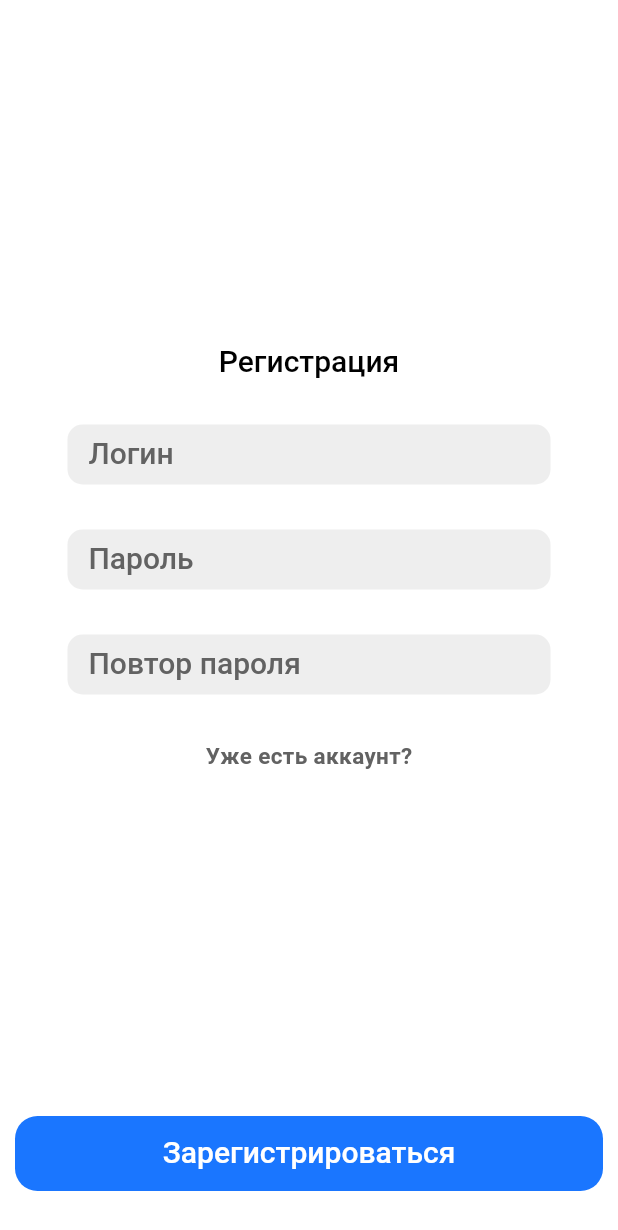
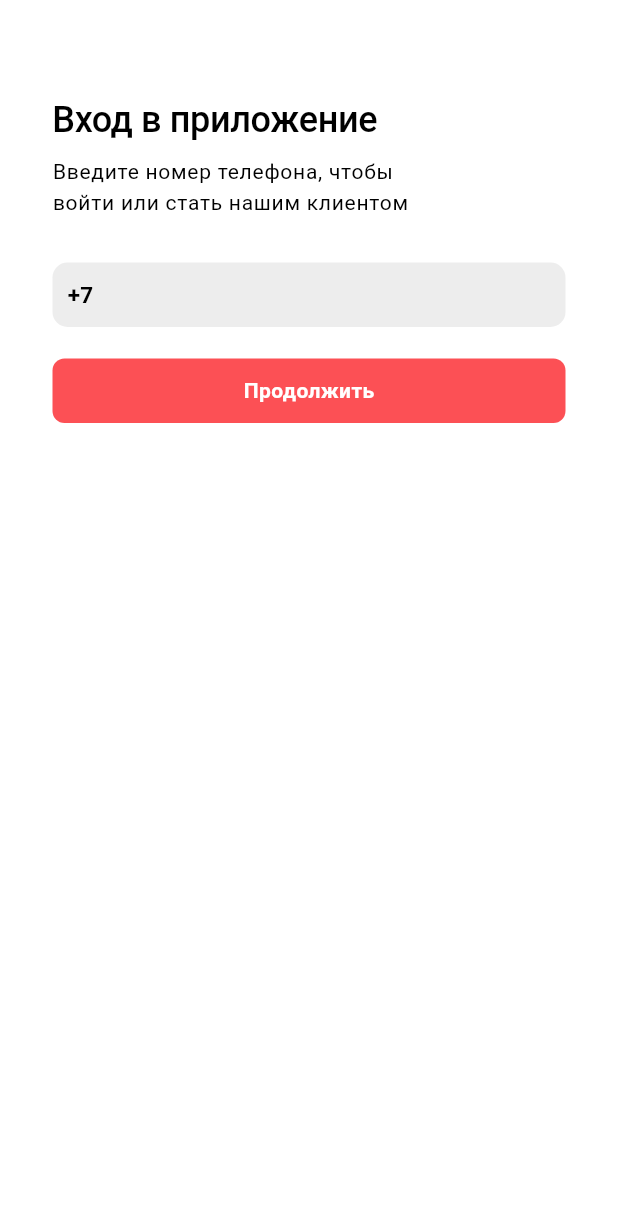
Before and after one commit to mikairyuu/SCBInvestApp, a Flutter app: the AuthPage screen opened by its route, on a phone screen of 412 x 824 dp. Shown: the top 1230 px of the screen. Run offline on Flutter 3.47's test engine with Material 2 defaults, Android fonts, the phone set to English and light mode, and no system bars; our stand-ins replace auto_route, cached_network_image, dio, flutter_riverpod, flutter_secure_storage, flutter_svg and 4 more; accounts and stored records are empty; generated files the repository leaves out were written again.

Commit message:
scb: implement greeting and auth pages

```diff
--- a/lib/services/http/http_client.dart
+++ b/lib/services/http/http_client.dart
@@ -2,7 +2,6 @@ import 'package:dio/dio.dart';
 import 'package:flutter_riverpod/flutter_riverpod.dart';
 import 'package:scb_app/constants.dart';
 import 'package:scb_app/domain/entity/request/auth_request.dart';
-import 'package:scb_app/domain/entity/response/paged_response.dart';
 import 'package:scb_app/domain/entity/response/response_wrap.dart';
 import 'package:scb_app/services/storage/secure_storage_service.dart';
 import 'package:retrofit/http.dart';
--- a/lib/ui/component/button/common_button.dart
+++ b/lib/ui/component/button/common_button.dart
@@ -16,10 +16,13 @@ class CommonButton extends StatelessWidget {
 
   final bool enabled;
 
+  final double? width;
+
   const CommonButton(
       {super.key,
       required this.onTap,
       required this.text,
+      this.width,
       this.enabled = true,
       this.loading = false,
       this.color,
@@ -29,10 +32,9 @@ class CommonButton extends StatelessWidget {
   @override
   Widget build(BuildContext context) {
     return SizedBox(
-        height: 50,
+        height: 43,
         child: Material(
-          shape:
-              RoundedRectangleBorder(borderRadius: BorderRadius.circular(15)),
+          shape: RoundedRectangleBorder(borderRadius: BorderRadius.circular(8)),
           color: loading
               ? context.colorScheme.primaryContainer
               : (enabled
@@ -45,12 +47,13 @@ class CommonButton extends StatelessWidget {
                   child: Padding(
                       padding: const EdgeInsets.symmetric(horizontal: 20),
                       child: Row(
-                          mainAxisAlignment: centerText
-                              ? MainAxisAlignment.center
-                              : MainAxisAlignment.start,
+                          mainAxisAlignment: MainAxisAlignment.center,
                           children: [
                             Text(text,
-                                style: context.textTheme.headline2!.apply(
+                                style: TextStyle(
+                                    fontSize: 14,
+                                    fontWeight: FontWeight.lerp(
+                                        FontWeight.w600, FontWeight.w700, 0.45),
                                     color: context.colorScheme.onPrimary)),
                           ])),
                 ),
--- a/lib/ui/component/input/common_field.dart
+++ b/lib/ui/component/input/common_field.dart
@@ -1,5 +1,9 @@
 import 'package:flutter/material.dart';
+import 'package:mask_text_input_formatter/mask_text_input_formatter.dart';
 import 'package:scb_app/util.dart';
+
+var maskFormatter = MaskTextInputFormatter(
+    mask: '(###) ###-##-##', filter: {"#": RegExp(r'[0-9]')});
 
 class CommonTextField extends StatelessWidget {
   final String hintText;
@@ -10,23 +14,46 @@ class CommonTextField extends StatelessWidget {
 
   final void Function(String) onChanged;
 
+  final TextInputType? keyboardType;
+
+  final bool numberPrefix;
+
   const CommonTextField(
       {super.key,
       this.hintText = "",
       this.obscureText = false,
       this.error = false,
+      this.keyboardType,
+      this.numberPrefix = false,
       required this.onChanged});
 
   @override
   Widget build(BuildContext context) {
     return SizedBox(
-        height: 40,
+        height: 43,
         child: TextField(
+          keyboardType: keyboardType,
           onChanged: onChanged,
           obscureText: obscureText,
           autocorrect: false,
+          inputFormatters: numberPrefix ? [maskFormatter] : null,
+          smartDashesType: SmartDashesType.enabled,
           decoration: InputDecoration(
-            contentPadding: const EdgeInsets.only(left: 10),
+            prefixIconConstraints: numberPrefix
+                ? const BoxConstraints(minWidth: 0, minHeight: 0)
+                : null,
+            prefixIcon: numberPrefix
+                ? Padding(
+                    padding: const EdgeInsets.fromLTRB(10, 10, 0, 10),
+                    child: Text(
+                      '+7 ',
+                      style: TextStyle(
+                          fontSize: 15,
+                          fontWeight: FontWeight.lerp(
+                              FontWeight.w600, FontWeight.w700, 0.45)),
+                    ))
+                : null,
+            contentPadding: const EdgeInsets.only(left: 8),
             filled: true,
             fillColor: context.colorScheme.secondaryContainer,
             border: const OutlineInputBorder(
--- a/lib/ui/pages/auth/auth_page.dart
+++ b/lib/ui/pages/auth/auth_page.dart
@@ -1,10 +1,8 @@
-import 'package:auto_route/auto_route.dart';
 import 'package:flutter/material.dart';
 import 'package:flutter_riverpod/flutter_riverpod.dart';
 import 'package:scb_app/core/ui_state.dart';
 import 'package:scb_app/ui/component/button/common_button.dart';
 import 'package:scb_app/ui/component/input/common_field.dart';
-import 'package:scb_app/ui/router/main_router.gr.dart';
 import 'package:scb_app/util.dart';
 
 import 'auth_state_notifier.dart';
@@ -14,44 +12,26 @@ class AuthPage extends ConsumerWidget {
 
   @override
   Widget build(BuildContext context, WidgetRef ref) {
-    final isAuth = ref.watch(isAuthStateProvider);
     final loginText = ref.watch(loginTextProvider);
-    final pwdText = ref.watch(pwdTextProvider);
-    final pwdConfText = ref.watch(pwdConfTextProvider);
-    final authStateNotifier = ref.watch(authStateNotifierProvider.notifier);
     final uiState = ref.watch(authStateNotifierProvider);
 
     return Scaffold(
-        bottomNavigationBar: Padding(
-            padding: const EdgeInsets.fromLTRB(10, 0, 10, 30),
-            child: CommonButton(
-                loading: uiState.isLoading,
-                onTap: () {
-                  context.router.replace(const MainRoutes());
-                  // if (isAuth) {
-                  //   authStateNotifier.login();
-                  // } else {
-                  //   authStateNotifier.register();
-                  // }
-                },
-                centerText: true,
-                text: isAuth ? "Войти" : "Зарегистрироваться")),
-        body: GestureDetector(
-            behavior: HitTestBehavior.translucent,
-            onTap: () {
-              FocusManager.instance.primaryFocus?.unfocus();
-            },
+        body: SafeArea(
             child: Padding(
-                padding: const EdgeInsets.symmetric(horizontal: 45),
+                padding: const EdgeInsets.fromLTRB(35, 66, 35, 0),
                 child: Column(
-                    mainAxisAlignment: MainAxisAlignment.center,
-                    crossAxisAlignment: CrossAxisAlignment.center,
+                    crossAxisAlignment: CrossAxisAlignment.start,
                     children: [
                       Text(
-                        isAuth ? "Авторизация" : "Регистрация",
-                        style: context.textTheme.headline2,
+                        "Вход в приложение",
+                        style: context.textTheme.headline1,
                       ),
-                      const SizedBox(height: 30),
+                      const SizedBox(height: 11),
+                      Text(
+                        "Введите номер телефона, чтобы \nвойти или стать нашим клиентом ",
+                        style: context.textTheme.bodyText1,
+                      ),
+                      const SizedBox(height: 29),
                       if (uiState.isError)
                         Text(
                             uiState.error is AuthUIError
@@ -61,45 +41,18 @@ class AuthPage extends ConsumerWidget {
                                 .apply(color: Colors.red)),
                       if (uiState.isError) const SizedBox(height: 30),
                       CommonTextField(
-                        hintText: "Логин",
+                        keyboardType: TextInputType.number,
+                        numberPrefix: true,
                         onChanged: (s) =>
                             ref.read(loginTextProvider.notifier).state = s,
                         error: loginText.isEmpty &&
                             uiState.error == AuthUIError.unfilled,
                       ),
-                      const SizedBox(height: 30),
-                      CommonTextField(
-                        hintText: "Пароль",
-                        obscureText: true,
-                        onChanged: (s) =>
-                            ref.read(pwdTextProvider.notifier).state = s,
-                        error: pwdText.isEmpty &&
-                            uiState.error == AuthUIError.unfilled,
-                      ),
-                      const SizedBox(height: 30),
-                      if (!isAuth)
-                        CommonTextField(
-                          hintText: "Повтор пароля",
-                          obscureText: true,
-                          onChanged: (s) =>
-                              ref.read(pwdConfTextProvider.notifier).state = s,
-                          error: pwdConfText.isEmpty &&
-                              uiState.error == AuthUIError.unfilled,
-                        ),
-                      if (!isAuth) const SizedBox(height: 30),
-                      GestureDetector(
-                          onTap: () {
-                            authStateNotifier.toggleAuth();
-                          },
-                          child: Text(
-                            isAuth
-                                ? "Нет аккаунта? Зарегистрируйтесь"
-                                : "Уже есть аккаунт?",
-                            style: TextStyle(
-                                color: context.colorScheme.secondary,
-                                fontWeight: FontWeight.w700,
-                                fontSize: 15),
-                          ))
+                      const SizedBox(height: 21),
+                      CommonButton(
+                        onTap: () => {},
+                        text: "Продолжить",
+                      )
                     ]))));
   }
 }
--- a/lib/ui/pages/auth/auth_state_notifier.dart
+++ b/lib/ui/pages/auth/auth_state_notifier.dart
@@ -3,10 +3,8 @@ import 'package:scb_app/core/base_notifier.dart';
 import 'package:scb_app/core/ui_state.dart';
 import 'package:scb_app/domain/entity/request/auth_request.dart';
 import 'package:scb_app/domain/repository/auth_repository.dart';
-import 'package:scb_app/main.dart';
 import 'package:scb_app/services/http/http_client.dart';
 import 'package:scb_app/services/storage/secure_storage_service.dart';
-import 'package:scb_app/ui/router/main_router.gr.dart';
 
 final isAuthStateProvider = StateProvider((ref) => false);
 
--- a/lib/ui/theme.dart
+++ b/lib/ui/theme.dart
@@ -2,26 +2,29 @@ import 'package:flutter/material.dart';
 
 var scbTheme = ThemeData(
   useMaterial3: true,
-  textTheme: const TextTheme(
-          headline1: TextStyle(fontSize: 30, fontWeight: FontWeight.w500),
-          headline2: TextStyle(fontSize: 20, fontWeight: FontWeight.w500),
-          headline3: TextStyle(fontSize: 15, fontWeight: FontWeight.w500),
-          headline4: TextStyle(fontSize: 12, fontWeight: FontWeight.w500),
-          headline5: TextStyle(fontSize: 10, fontWeight: FontWeight.w500),
-          bodyText1: TextStyle(fontSize: 15, fontWeight: FontWeight.w400),
-          bodyText2: TextStyle(fontSize: 12, fontWeight: FontWeight.w400))
+  textTheme: TextTheme(
+          headline1: TextStyle(
+              fontSize: 24,
+              fontWeight:
+                  FontWeight.lerp(FontWeight.w500, FontWeight.w600, 0.44)),
+          headline2: const TextStyle(fontSize: 20, fontWeight: FontWeight.w500),
+          headline3: const TextStyle(fontSize: 15, fontWeight: FontWeight.w500),
+          headline4: const TextStyle(fontSize: 12, fontWeight: FontWeight.w500),
+          headline5: const TextStyle(fontSize: 10, fontWeight: FontWeight.w500),
+          bodyText1: const TextStyle(fontSize: 14, fontWeight: FontWeight.w400),
+          bodyText2: const TextStyle(fontSize: 12, fontWeight: FontWeight.w400))
       .apply(bodyColor: Colors.black, displayColor: Colors.black),
-  primaryColor: const Color(0xFF1A76FF),
+  primaryColor: const Color(0xFFFC5055),
   scaffoldBackgroundColor: Colors.white,
   colorScheme: const ColorScheme.light(
       primaryContainer: Color(0xFFF2F1F7),
-      secondaryContainer: Color(0xFFEEEEEE),
-      secondary: Color(0xFF626262),
+      secondaryContainer: Color(0xFFEDEDED),
+      secondary: Color(0xFFb1b1b1),
       secondaryVariant: Color(0xFFC1C1C1),
       outline: Color(0xFFD9D9D9),
       error: Color(0xFFEA3323),
       onPrimary: Colors.white,
-      primary: Color(0xFF1A76FF)),
+      primary: Color(0xFFFC5055)),
 );
 
 extension ColorExt on ColorScheme {
--- a/pubspec.yaml
+++ b/pubspec.yaml
@@ -45,6 +45,7 @@ dependencies:
   cached_network_image: ^3.2.2
   permission_handler: ^10.2.0
   shared_preferences: ^2.0.15
+  mask_text_input_formatter: ^2.4.0
 
 dev_dependencies:
   flutter_test:
```
Also changed, not shown: lib/ui/greeting/greeting_logo_page.dart (added, +36 -0 lines), lib/ui/greeting/greeting_welcome.dart (added, +67 -0 lines), lib/ui/router/main_router.dart (+9 -1 lines), lib/assets/drawable/greeting_art.png (added), lib/assets/drawable/scb_logo.png (added), lib/ui/router/main_router.gr.dart, pubspec.lock, 2 other files.
